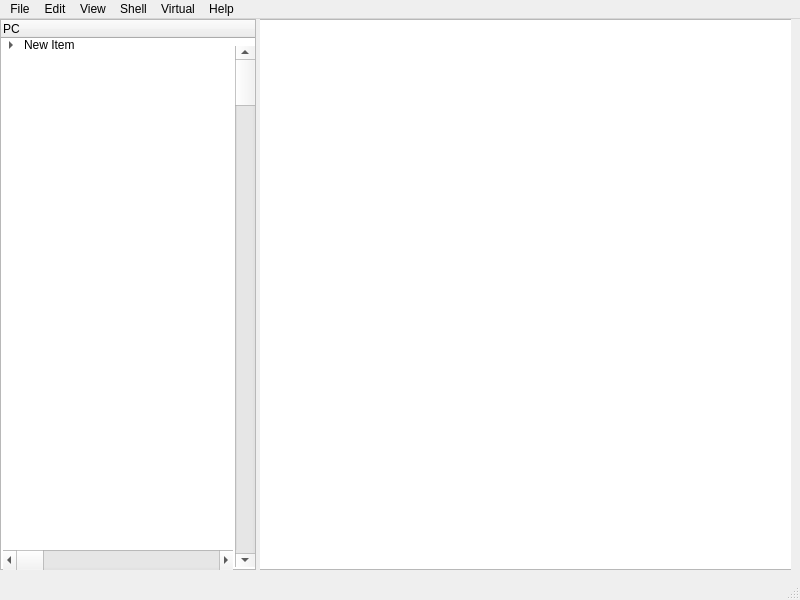
Before: the Qt Designer form defaultUI.ui in mrbahrani/File-Managment-AP-Project, drawn with Qt 5.
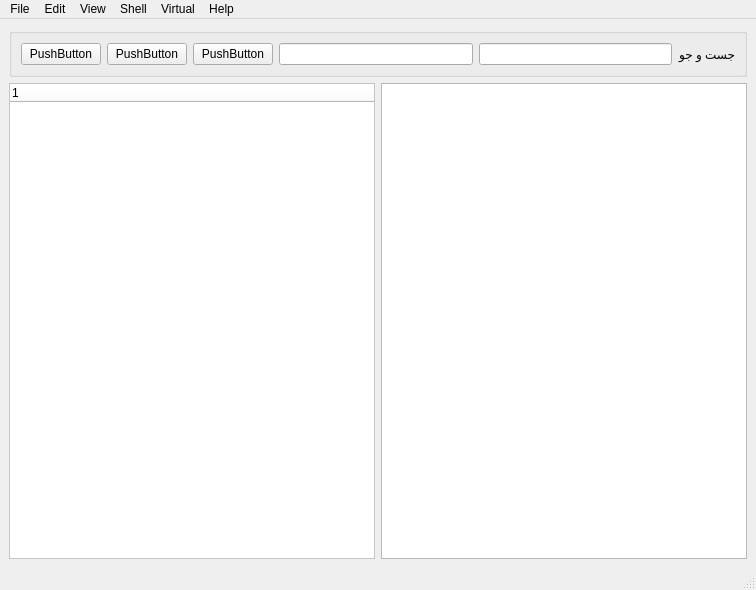
After: the same form once the commit is applied.

```diff
--- a/defaultUI.ui
+++ b/defaultUI.ui
@@ -6,140 +6,96 @@
    <rect>
     <x>0</x>
     <y>0</y>
-    <width>800</width>
-    <height>600</height>
+    <width>756</width>
+    <height>590</height>
    </rect>
   </property>
   <property name="windowTitle">
    <string>MainWindow</string>
   </property>
   <widget class="QWidget" name="centralwidget">
-   <widget class="QWidget" name="gridLayoutWidget">
-    <property name="geometry">
-     <rect>
-      <x>0</x>
-      <y>0</y>
-      <width>2</width>
-      <height>2</height>
-     </rect>
-    </property>
-    <layout class="QGridLayout" name="gridLayout"/>
-   </widget>
-   <widget class="QTreeWidget" name="treeWidget">
-    <property name="geometry">
-     <rect>
-      <x>0</x>
-      <y>0</y>
-      <width>256</width>
-      <height>551</height>
-     </rect>
-    </property>
-    <column>
-     <property name="text">
-      <string>PC</string>
-     </property>
-    </column>
-    <item>
-     <property name="text">
-      <string>New Item</string>
-     </property>
-     <item>
-      <property name="text">
-       <string>New Subitem</string>
+   <layout class="QGridLayout" name="gridLayout_3">
+    <item row="2" column="0">
+     <widget class="QTreeWidget" name="treeWidget">
+      <property name="autoFillBackground">
+       <bool>true</bool>
       </property>
-     </item>
-     <item>
-      <property name="text">
-       <string>New Subitem</string>
+      <property name="styleSheet">
+       <string notr="true">background:#fff;</string>
       </property>
-      <item>
+      <property name="locale">
+       <locale language="Persian" country="Iran"/>
+      </property>
+      <column>
        <property name="text">
-        <string>New Subitem</string>
+        <string notr="true">1</string>
        </property>
-      </item>
-      <item>
-       <property name="text">
-        <string>New Item</string>
-       </property>
-      </item>
-      <item>
-       <property name="text">
-        <string>New Item</string>
-       </property>
-      </item>
-     </item>
-     <item>
-      <property name="text">
-       <string>New Subitem</string>
+      </column>
+     </widget>
+    </item>
+    <item row="2" column="1">
+     <widget class="QColumnView" name="columnView"/>
+    </item>
+    <item row="0" column="0" colspan="2">
+     <widget class="QGroupBox" name="groupBox">
+      <property name="maximumSize">
+       <size>
+        <width>738</width>
+        <height>16777215</height>
+       </size>
       </property>
-     </item>
+      <property name="title">
+       <string/>
+      </property>
+      <layout class="QGridLayout" name="gridLayout">
+       <item row="0" column="0">
+        <widget class="QPushButton" name="pushButton_2">
+         <property name="text">
+          <string>PushButton</string>
+         </property>
+        </widget>
+       </item>
+       <item row="0" column="4">
+        <widget class="QLineEdit" name="lineEdit"/>
+       </item>
+       <item row="0" column="1">
+        <widget class="QPushButton" name="pushButton">
+         <property name="text">
+          <string>PushButton</string>
+         </property>
+        </widget>
+       </item>
+       <item row="0" column="5">
+        <widget class="QLineEdit" name="lineEdit_2"/>
+       </item>
+       <item row="0" column="2">
+        <widget class="QPushButton" name="pushButton_3">
+         <property name="text">
+          <string>PushButton</string>
+         </property>
+        </widget>
+       </item>
+       <item row="0" column="6">
+        <widget class="QLabel" name="label">
+         <property name="locale">
+          <locale language="Persian" country="Iran"/>
+         </property>
+         <property name="text">
+          <string>جست و جو</string>
+         </property>
+        </widget>
+       </item>
+      </layout>
+     </widget>
     </item>
-   </widget>
-   <widget class="QScrollBar" name="verticalScrollBar">
-    <property name="geometry">
-     <rect>
-      <x>235</x>
-      <y>27</y>
-      <width>20</width>
-      <height>521</height>
-     </rect>
-    </property>
-    <property name="orientation">
-     <enum>Qt::Vertical</enum>
-    </property>
-   </widget>
-   <widget class="QScrollBar" name="horizontalScrollBar">
-    <property name="geometry">
-     <rect>
-      <x>3</x>
-      <y>531</y>
-      <width>230</width>
-      <height>20</height>
-     </rect>
-    </property>
-    <property name="orientation">
-     <enum>Qt::Horizontal</enum>
-    </property>
-   </widget>
-   <widget class="QFrame" name="frame">
-    <property name="geometry">
-     <rect>
-      <x>260</x>
-      <y>0</y>
-      <width>531</width>
-      <height>551</height>
-     </rect>
-    </property>
-    <property name="frameShape">
-     <enum>QFrame::StyledPanel</enum>
-    </property>
-    <property name="frameShadow">
-     <enum>QFrame::Raised</enum>
-    </property>
-    <widget class="QColumnView" name="columnView">
-     <property name="geometry">
-      <rect>
-       <x>-5</x>
-       <y>0</y>
-       <width>541</width>
-       <height>551</height>
-      </rect>
-     </property>
-     <property name="autoFillBackground">
-      <bool>true</bool>
-     </property>
-     <property name="styleSheet">
-      <string notr="true">background : rgb(f,f,f)</string>
-     </property>
-    </widget>
-   </widget>
+   </layout>
   </widget>
   <widget class="QMenuBar" name="menubar">
    <property name="geometry">
     <rect>
      <x>0</x>
      <y>0</y>
-     <width>800</width>
+     <width>756</width>
      <height>21</height>
     </rect>
    </property>
```
